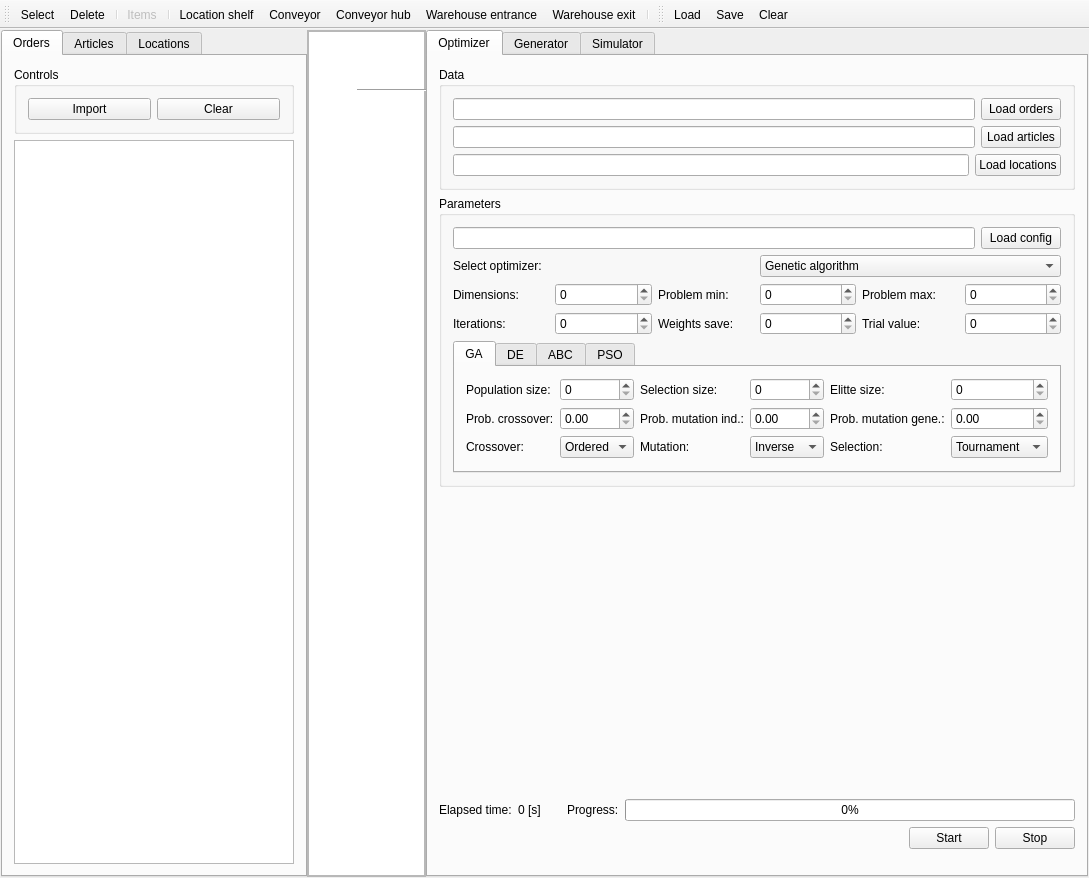
Old version of the form src/gui/mainwindow.ui in the repository kocica/warehouse-manager.
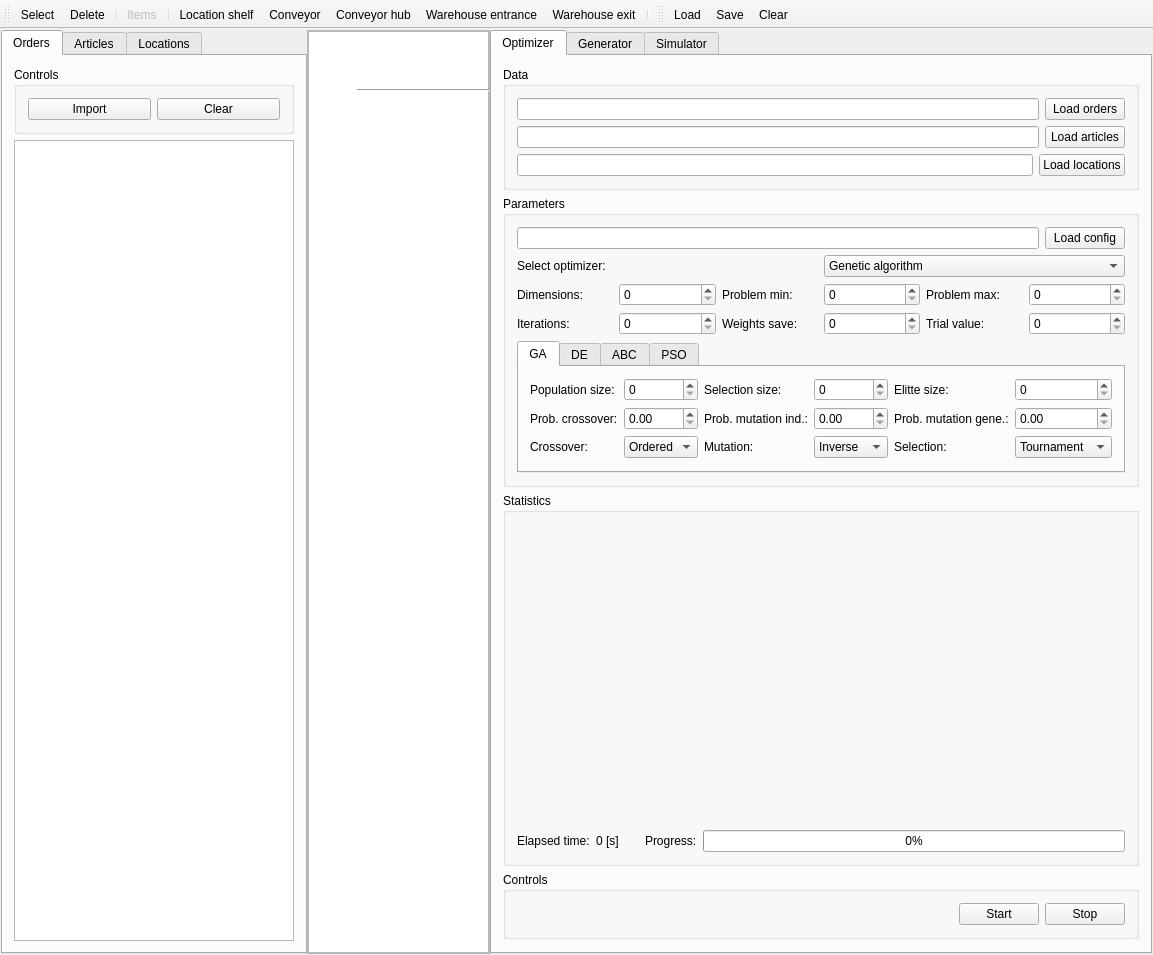
New version of the form. Icons and pictures are not drawn. Custom widgets are drawn as their Qt base class.

Commit message: Simulator is no longer singleton; Fixed error in preprocessing; Improved UI

Patch:
```diff
--- a/src/gui/mainwindow.ui
+++ b/src/gui/mainwindow.ui
@@ -6,8 +6,8 @@
    <rect>
     <x>0</x>
     <y>0</y>
-    <width>1089</width>
-    <height>878</height>
+    <width>1153</width>
+    <height>906</height>
    </rect>
   </property>
   <property name="windowTitle">
@@ -851,6 +851,12 @@
              </widget>
             </item>
             <item>
+             <widget class="QGroupBox" name="optimizerStats">
+              <property name="title">
+               <string>Statistics</string>
+              </property>
+              <layout class="QVBoxLayout" name="verticalLayout_15">
+               <item>
              <widget class="QCustomPlot" name="fitnessPlot" native="true">
               <property name="minimumSize">
                <size>
@@ -911,6 +917,15 @@
               </item>
              </layout>
             </item>
+              </layout>
+             </widget>
+            </item>
+            <item>
+             <widget class="QGroupBox" name="optimizerControls">
+              <property name="title">
+               <string>Controls</string>
+              </property>
+              <layout class="QVBoxLayout" name="verticalLayout_16">
             <item>
              <layout class="QHBoxLayout" name="optimizationControlLayout">
               <property name="bottomMargin">
@@ -945,6 +960,9 @@
               </item>
              </layout>
             </item>
+              </layout>
+             </widget>
+            </item>
             <item>
              <spacer name="verticalSpacer">
               <property name="orientation">
```
Left out of the diff: 36 changed lines with no effect on the pictures. Lines whose indentation alone changed are shown as unchanged. The commit also changes 7 other files.
